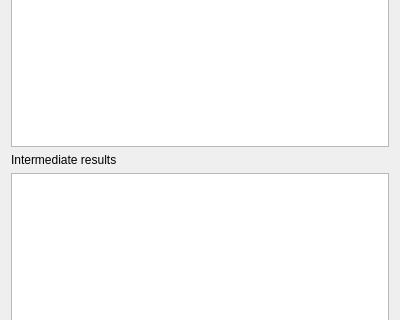
Before: the Qt Designer form context_free_languages/gui/view/StaticGrammarWidget.ui in joaovicentesouto/INE5421, drawn with Qt 5; both pictures show x 0 to 400 and y 383 to 703 of the 400 by 790 pixel window.
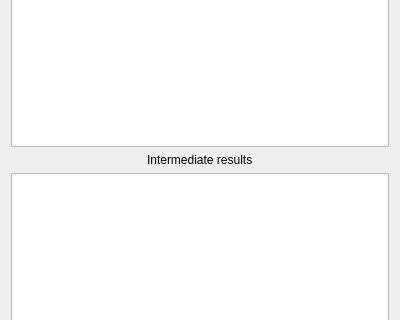
After: the same form once the commit is applied.

```diff
--- a/context_free_languages/gui/view/StaticGrammarWidget.ui
+++ b/context_free_languages/gui/view/StaticGrammarWidget.ui
@@ -40,7 +40,7 @@
    <item>
     <widget class="QTextEdit" name="grammarData"/>
    </item>
-   <item>
+   <item alignment="Qt::AlignHCenter">
     <widget class="QLabel" name="title_result">
      <property name="text">
       <string>Intermediate results</string>
```
